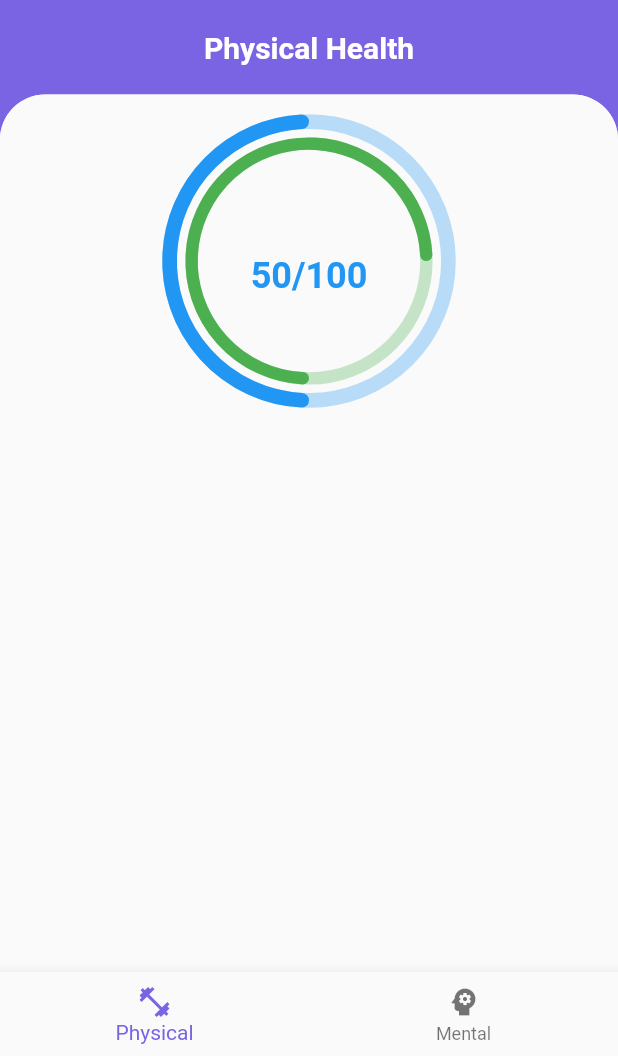
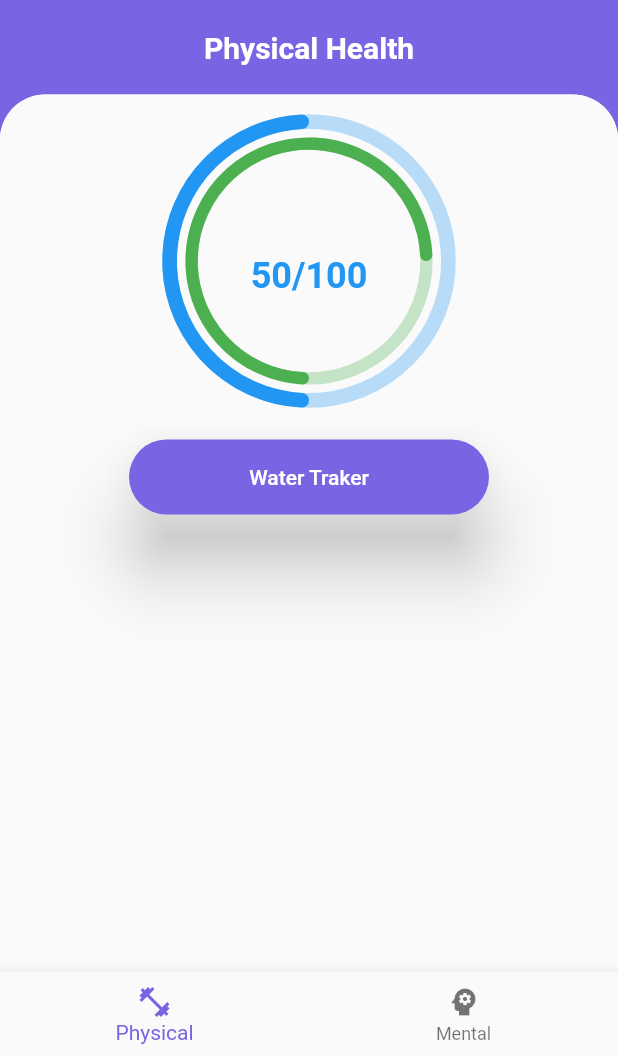
Before and after one commit to rks369/Swastha, a Flutter app: the Home screen opened directly, on a phone screen of 412 x 824 dp, the part 180-1236 px from its top. Run offline on Flutter 3.47's test engine with Material 2 defaults, Android fonts, the phone set to English and light mode, and no system bars; drawn by our look-alikes of flutter_advanced_drawer, syncfusion_flutter_gauges; our stand-ins replace cloud_firestore, firebase_auth, firebase_core, flutter_bloc, flutter_spinkit, image_cropper and 1 more; accounts and stored records are empty.

Commit message:
Page Redirect Set

```diff
--- a/lib/main.dart
+++ b/lib/main.dart
@@ -5,6 +5,7 @@ import 'package:flutter_spinkit/flutter_spinkit.dart';
 import 'package:swastha/Bloc/auth_cubit.dart';
 import 'package:swastha/screens/authentication/register.dart';
 import 'package:swastha/screens/authentication/user_detail.dart';
+import 'package:swastha/screens/home.dart';
 import 'package:swastha/screens/water.dart';
 import 'package:swastha/utils/styles.dart';
 
@@ -29,7 +30,7 @@ class MyApp extends StatelessWidget {
           }),
           builder: (context, state) {
             if (state == authstate.loggedIn) {
-              return const WaterScreen();
+              return const Home();
             } else if (state == authstate.loggedOut) {
               return const Register();
             } else if (state == authstate.unRegistered) {
--- a/lib/screens/home/physical_health.dart
+++ b/lib/screens/home/physical_health.dart
@@ -1,5 +1,8 @@
 import 'package:flutter/material.dart';
+import 'package:swastha/screens/water.dart';
+import 'package:swastha/services/change_screen.dart';
 import 'package:swastha/utils/styles.dart';
+import 'package:swastha/widgets/round_button.dart';
 import 'package:syncfusion_flutter_gauges/gauges.dart';
 
 class PhysicalHealth extends StatelessWidget {
@@ -118,6 +121,12 @@ class PhysicalHealth extends StatelessWidget {
                                 )
                               ]),
                         ),
+                        RoundedButton(
+                            title: 'Water Traker',
+                            colour: kPrimaryColor,
+                            onPressed: () {
+                              changeScreen(context, const WaterScreen());
+                            })
                       ],
                     ),
                   ),
```
